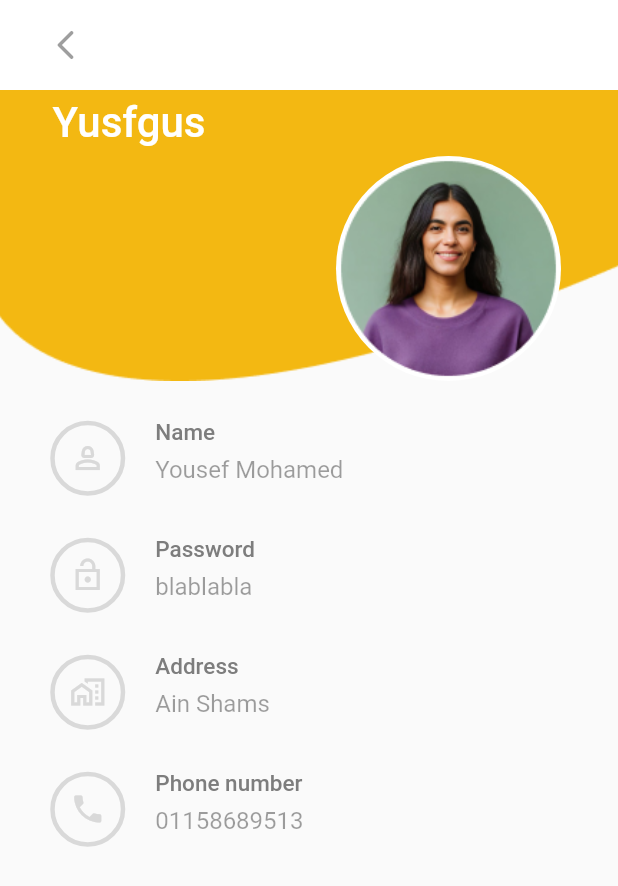
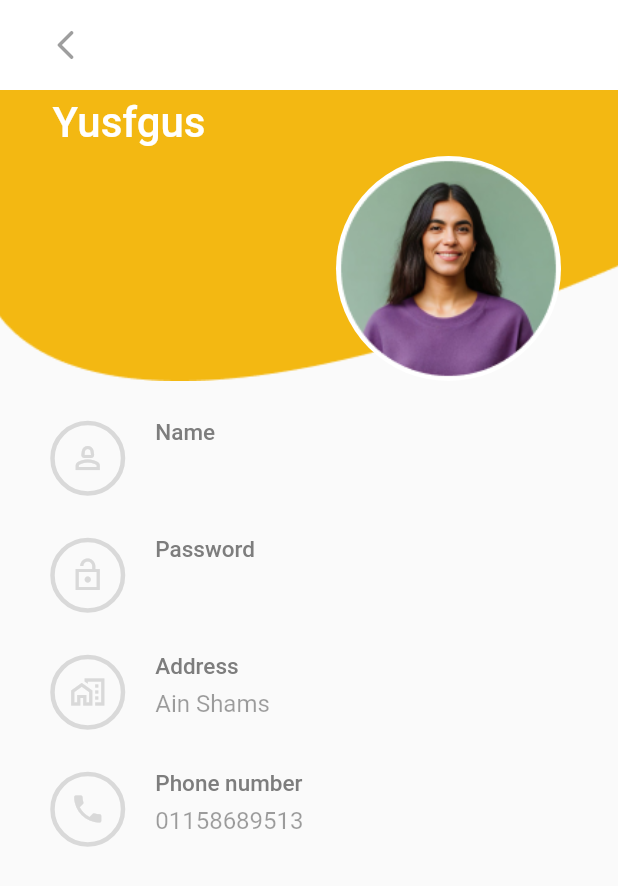
Before and after one commit to Yusfgus/Ecommerce_app, a Flutter app: the ProfilePage screen opened directly, on a phone screen of 412 x 824 dp. Shown: the top 886 px of the screen. Run offline on Flutter 3.47's test engine with Material 2 defaults, Android fonts, the phone set to English and light mode, and no system bars; our stand-ins replace animated_text_kit, bloc, conditional_builder_null_safety, curved_navigation_bar, dio, dotted_border and 6 more; accounts and stored records are empty; network calls fail.

Commit message:
edit ProfilePage.dart

```diff
--- a/lib/modules/Login Page/LoginScreen.dart
+++ b/lib/modules/Login Page/LoginScreen.dart
@@ -17,8 +17,7 @@ class LoginScreen extends StatefulWidget {
 
 class _RegisterScreenState extends State<LoginScreen> {
   var formKey = GlobalKey<FormState>();
-  var userController = TextEditingController();
-  var passController = TextEditingController();
+
 
   @override
   void dispose() {
--- a/lib/modules/Profile Page/ProfilePage.dart
+++ b/lib/modules/Profile Page/ProfilePage.dart
@@ -1,6 +1,7 @@
 import 'package:flutter/cupertino.dart';
 import 'package:flutter/material.dart';
 import '../../shared/components/components.dart';
+import '../../shared/constants/constants.dart';
 
 class ProfilePage extends StatefulWidget {
   const ProfilePage({super.key});
@@ -14,7 +15,8 @@ class _ProfilePageState extends State<ProfilePage> {
   bool passEnable = false;
   bool addressEnable = false;
   bool phoneEnable = false;
-
+  var name = userController.text;
+  var pass = passController.text;
   @override
   Widget build(BuildContext context) {
     return SafeArea(
@@ -59,13 +61,13 @@ class _ProfilePageState extends State<ProfilePage> {
                   bottom: 0,
                   right: 38,
                   child: CircleAvatar(
+                    backgroundColor: Colors.white,
+                    radius: 75,
                     child: Image.asset(
                       "assets/avatar.png",
                       width: 147,
                       height: 147,
                     ),
-                    backgroundColor: Colors.white,
-                    radius: 75,
                   ),
                 ),
               ],
@@ -76,12 +78,12 @@ class _ProfilePageState extends State<ProfilePage> {
               children: [
                 UserInfo(
                     title: "Name",
-                    value: "Yousef Mohamed",
+                    value: name,
                     icon: Icons.person_2_outlined,
                     enable: nameEnable),
                 UserInfo(
                     title: "Password",
-                    value: "blablabla",
+                    value: pass,
                     icon: Icons.lock_open_sharp,
                     enable: passEnable),
                 UserInfo(
--- a/lib/shared/constants/constants.dart
+++ b/lib/shared/constants/constants.dart
@@ -8,6 +8,8 @@ import '../../modules/Login Page/LoginScreen.dart';
 
 late Map<String, dynamic> myProduct;
 List<List<dynamic>> Manga = [];
+var userController = TextEditingController();
+var passController = TextEditingController();
 
 // List<dynamic> smartPhonesList = [];
 // List<dynamic> laptopsList = [];
```
